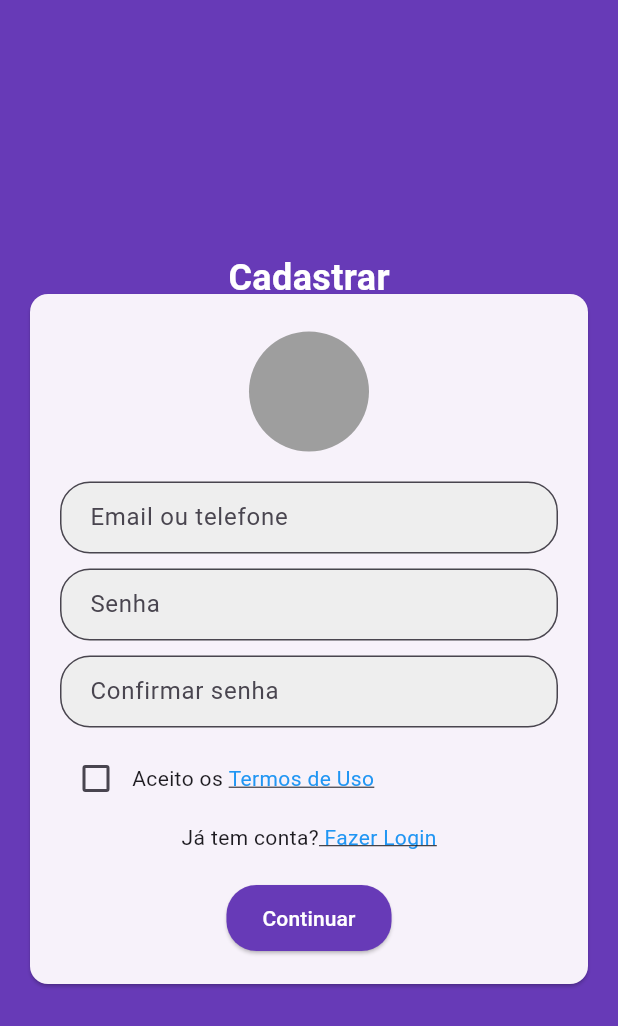
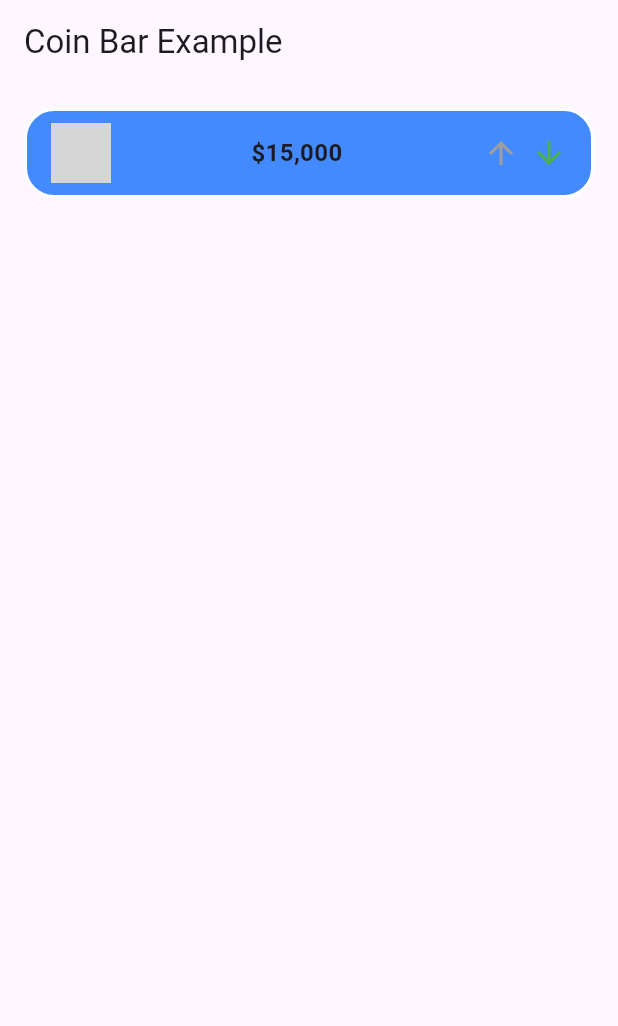
Before and after one commit to MR-MARCOSs/cryptoWeb, a Flutter app: the screen it shows after launch, on a phone screen of 412 x 824 dp. Shown: the top 1026 px of the screen. Run offline on Flutter 3.47's test engine with Material 3 defaults, Android fonts, the phone set to English and light mode, and no system bars; grey boxes are pictures that could not be loaded.

Commit message:
coin bar test

```diff
--- a/lib/components/coin_bar/coin_bar.dart
+++ b/lib/components/coin_bar/coin_bar.dart
@@ -1,53 +1,54 @@
-// coin_bar.dart
 import 'package:flutter/material.dart';
 import 'coin_bar_view_model.dart';
+
 
 class CoinBar extends StatelessWidget {
   final CoinBarViewModel viewModel;
 
   const CoinBar({Key? key, required this.viewModel}) : super(key: key);
 
+
   @override
   Widget build(BuildContext context) {
     return Container(
+      padding: const EdgeInsets.symmetric(horizontal: 16, vertical: 8), // Add padding for better spacing
       decoration: BoxDecoration(
-        border: viewModel.hasBorder
-            ? Border.all(color: Colors.grey, width: 1.0)
+        color: viewModel.fillColor ?? Colors.grey[200],
+        border: viewModel.borderColor != null && viewModel.borderWidth != null
+            ? Border.all(color: viewModel.borderColor!, width: viewModel.borderWidth!)
             : null,
-        borderRadius: BorderRadius.circular(8.0), // Optional: Add rounded corners
+        borderRadius: BorderRadius.circular(20), // Rounded corners for the pill shape
       ),
-      padding: const EdgeInsets.all(16.0), // Adjust padding as needed
       child: Row(
-        mainAxisAlignment: MainAxisAlignment.spaceBetween,
         children: [
-          // Coin Image
-          Image.network(
-            viewModel.coinImage,
-            height: 24, // Adjust size as needed
-            width: 24,
+          SizedBox(
+            width: 40, // Set a fixed size for the coin image
+            height: 40,
+            child: ClipOval(child: viewModel.coinImage), // Clip the coin image to a circle
           ),
-          // Coin Value (Bold)
-          Expanded( // Use Expanded to center the text
-            child: Center(
-              child: Text(
-                viewModel.coinValue,
-                style: const TextStyle(fontWeight: FontWeight.bold),
+
+          Expanded( // Expand to occupy remaining space for the value
+            child: Text(
+              viewModel.value,
+              textAlign: TextAlign.center,
+              style: const TextStyle(
+                fontWeight: FontWeight.bold,
+                fontSize: 16, // Adjust font size as needed
               ),
             ),
           ),
 
+          Icon(viewModel.icon1, color: Colors.grey),
+          const SizedBox(width: 8), // Add spacing between icons
+          Icon(viewModel.icon2, color: Colors.green),
 
-
-          // Icons
-          Row(
-            children: [
-              Icon(viewModel.icon1),
-              const SizedBox(width: 8.0), // Add some spacing between icons
-              Icon(viewModel.icon2),
-            ],
-          ),
         ],
       ),
     );
   }
 }
+
+
+// Example usage:
+
+// ... in another widget's build method ...
--- a/lib/components/coin_bar/coin_bar_view_model.dart
+++ b/lib/components/coin_bar/coin_bar_view_model.dart
@@ -1,19 +1,21 @@
-// coin_bar_view_model.dart
-
 import 'package:flutter/material.dart';
 
 class CoinBarViewModel {
-  final String coinImage;
-  final String coinValue;
+  final Image coinImage;
+  final String value;
   final IconData icon1;
   final IconData icon2;
-  final bool hasBorder;
+  final Color? fillColor;
+  final Color? borderColor;
+  final double? borderWidth;
 
   CoinBarViewModel({
     required this.coinImage,
-    required this.coinValue,
+    required this.value,
     required this.icon1,
     required this.icon2,
-    this.hasBorder = false, // Default is no border
+    this.fillColor,
+    this.borderColor,
+    this.borderWidth,
   });
 }
--- a/lib/main.dart
+++ b/lib/main.dart
@@ -1,167 +1,40 @@
 import 'package:flutter/material.dart';
-import 'components/button/button.dart';
-import 'components/button/button_view_model.dart';
-import 'components/input_field/input_field.dart';
-import 'components/input_field/input_field_view_model.dart';
+import 'components/coin_bar/coin_bar.dart';
+import 'components/coin_bar/coin_bar_view_model.dart';
 
 
 void main() {
-  runApp(const MyApp());
+  runApp(MyApp());
 }
 
 class MyApp extends StatelessWidget {
-  const MyApp({super.key});
-
   @override
   Widget build(BuildContext context) {
     return MaterialApp(
-      title: 'Cadastrar Tela',
-      theme: ThemeData(
-        primarySwatch: Colors.deepPurple,
-      ),
-      home: const CadastrarTela(),
+      home: CoinBarScreen(),
     );
   }
 }
 
-class CadastrarTela extends StatefulWidget {
-  const CadastrarTela({super.key});
-
-  @override
-
-  State<CadastrarTela> createState() => _CadastrarTelaState();
-}
-
-class _CadastrarTelaState extends State<CadastrarTela> {
-  final TextEditingController _emailController = TextEditingController();
-  final TextEditingController _senhaController = TextEditingController();
-  final TextEditingController _confirmarSenhaController = TextEditingController();
-
-  bool _aceitoTermos = false;
-
+class CoinBarScreen extends StatelessWidget {
   @override
   Widget build(BuildContext context) {
+    // Criando o CoinBarViewModel com valores fictícios
+    final viewModel = CoinBarViewModel(
+      coinImage: Image.asset('assets/bitcoin.png'), // Exemplo de imagem de moeda
+      value: '\$15,000', // Valor da moeda
+      icon1: Icons.arrow_upward, // Ícone de aumento
+      icon2: Icons.arrow_downward, // Ícone de queda
+      fillColor: Colors.blueAccent, // Cor de fundo personalizada
+      borderColor: Colors.white, // Cor da borda
+      borderWidth: 2.0, // Largura da borda
+    );
+
     return Scaffold(
-      backgroundColor: Colors.deepPurple,
-      body: Center(
-        child: Stack(
-          alignment: Alignment.topCenter,
-          children: [
-            Card(
-              margin: const EdgeInsets.only(top: 28, left: 20, right: 20),
-              child: Padding(
-                padding: const EdgeInsets.all(20.0),
-                child: Column(
-                  mainAxisSize: MainAxisSize.min,
-                  children: <Widget>[
-                    const SizedBox(height: 5), // Espaçamento para o título externo
-                    const CircleAvatar(
-                      radius: 40,
-                      backgroundColor: Colors.grey,
-                    ),
-                    const SizedBox(height: 20),
-                    InputField( // Substitua pelo seu componente InputField
-                      viewModel: InputFieldViewModel(
-                        controller: _emailController,
-                        hintText: 'Email ou telefone',
-                        fillColor: Colors.grey[200]!,
-                      ),
-                    ),
-                    const SizedBox(height: 10),
-                    InputField( // Substitua pelo seu componente InputField
-                      viewModel: InputFieldViewModel(
-                        controller: _senhaController,
-                        hintText: 'Senha',
-                        obscureText: true,
-                        fillColor: Colors.grey[200]!,
-                      ),
-                    ),
-                    const SizedBox(height: 10),
-                    InputField( // Substitua pelo seu componente InputField
-                      viewModel: InputFieldViewModel(
-                        controller: _confirmarSenhaController,
-                        hintText: 'Confirmar senha',
-                        obscureText: true,
-                        fillColor: Colors.grey[200]!,
-                      ),
-                    ),
-                    const SizedBox(height: 10),
-                    Row(
-                      children: [
-                        Checkbox(
-                          value: _aceitoTermos,
-                          onChanged: (value) {
-                            setState(() {
-                              _aceitoTermos = value!;
-                            });
-                          },
-                        ),
-                        const Text('Aceito os '),
-                        InkWell(
-                          onTap: () {}, // Adicione a ação aqui
-                          child: const Text(
-                            'Termos de Uso',
-                            style: TextStyle(
-                              color: Colors.blue,
-                              decoration: TextDecoration.underline,
-                            ),
-                          ),
-                        ),
-
-
-                      ],
-                    ),
-                    const SizedBox(height: 5),
-                    Row(
-                      mainAxisAlignment: MainAxisAlignment.center,
-                      children: [
-                        const Text('Já tem conta?'),
-                        InkWell(
-                          onTap: () {
-                            // Ação ao clicar em "Fazer Login"
-                          },
-                          child: const Text(
-                            ' Fazer Login',
-                            style: TextStyle(
-                              color: Colors.blue,
-                              decoration: TextDecoration.underline,
-                            ),
-                          ),
-                        ),
-                      ],
-                    ),
-                    const SizedBox(height: 20),
-
-
-                    Button(  // Substitua pelo seu componente Button
-                      viewModel: ButtonViewModel(
-                        buttonText: 'Continuar',
-                        fillColor: Colors.deepPurple,
-                        onPressed: () {
-                           // Ação ao clicar em "Continuar"
-                        },
-                      ),
-                    ),
-
-
-
-                  ],
-                ),
-              ),
-            ),
-            const Padding(
-              padding: EdgeInsets.only(bottom: 10),
-              child: Text(
-                'Cadastrar',
-                style: TextStyle(
-                  fontSize: 24,
-                  fontWeight: FontWeight.bold,
-                  color: Colors.white,
-                ),
-              ),
-            ),
-          ],
-        ),
+      appBar: AppBar(title: Text('Coin Bar Example')),
+      body: Padding(
+        padding: const EdgeInsets.all(16.0),
+        child: CoinBar(viewModel: viewModel),
       ),
     );
   }
--- a/pubspec.yaml
+++ b/pubspec.yaml
@@ -52,7 +52,8 @@ dev_dependencies:
 
 # The following section is specific to Flutter packages.
 flutter:
-
+  assets:
+    - assets/Dogecoin_Logo.png
   # The following line ensures that the Material Icons font is
   # included with your application, so that you can use the icons in
   # the material Icons class.
```
Also changed, not shown: assets/Dogecoin_Logo.png (added), assets/bitcoin_icon.png (added), assets/eth_icon.png (added).
